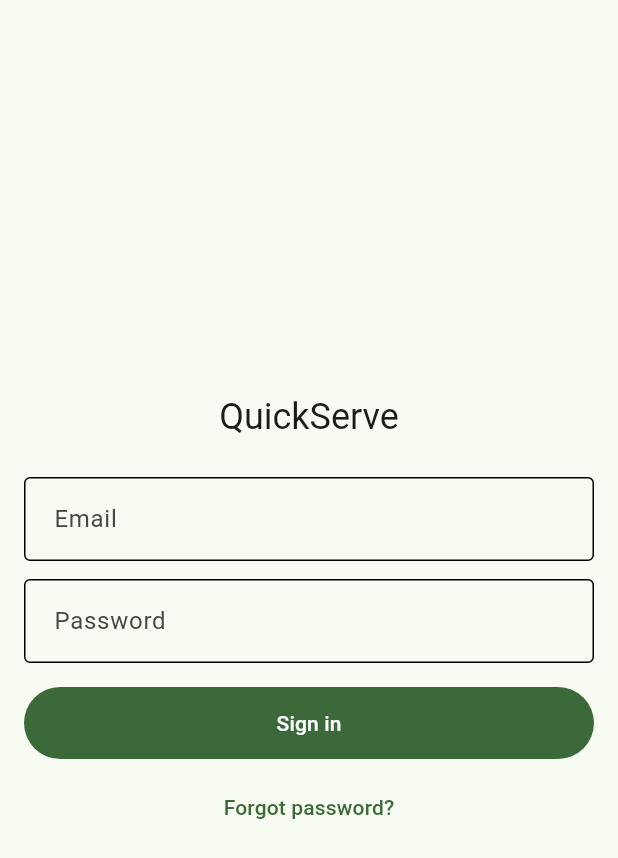
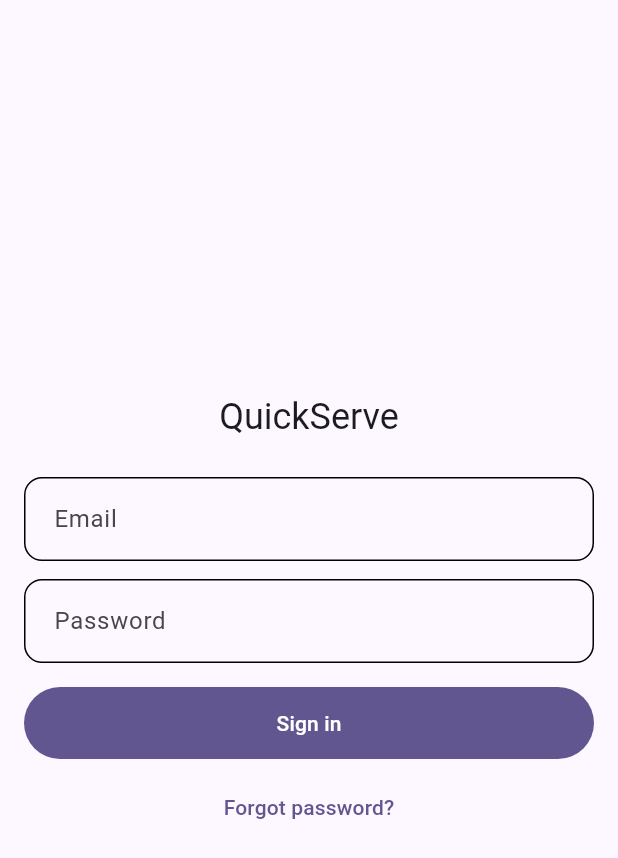
Before and after one commit to pharshal0604/quickserve, a Flutter app: the screen it shows after launch, on a phone screen of 412 x 824 dp. Shown: the top 858 px of the screen. Run offline on Flutter 3.47's test engine with Material 3 defaults, Android fonts, the phone set to English and light mode, and no system bars; our stand-ins replace cloud_firestore, firebase_auth, firebase_core, flutter_riverpod, go_router; accounts and stored records are empty.

Commit message:
feat(theme): add design tokens, adopt Violet Circuit palette, add responsive helpers

```diff
--- a/apps/mobile/lib/app.dart
+++ b/apps/mobile/lib/app.dart
@@ -19,6 +19,11 @@ class QuickServeApp extends ConsumerWidget {
       darkTheme: AppTheme.dark(),
       themeMode: ThemeMode.system,
       routerConfig: router,
+      builder: (context, child) => MediaQuery.withClampedTextScaling(
+        minScaleFactor: 1.0,
+        maxScaleFactor: 1.5,
+        child: child ?? const SizedBox.shrink(),
+      ),
     );
   }
 }
--- /dev/null
+++ b/apps/mobile/lib/theme/app_radius.dart
@@ -0,0 +1,15 @@
+import 'package:flutter/material.dart';
+
+abstract final class AppRadius {
+  static const double xs = 4;
+  static const double sm = 8;
+  static const double md = 12;
+  static const double lg = 16;
+  static const double xl = 24;
+  static const double pill = 999;
+
+  static const BorderRadius smAll = BorderRadius.all(Radius.circular(sm));
+  static const BorderRadius mdAll = BorderRadius.all(Radius.circular(md));
+  static const BorderRadius lgAll = BorderRadius.all(Radius.circular(lg));
+  static const BorderRadius pillAll = BorderRadius.all(Radius.circular(pill));
+}
--- a/apps/mobile/lib/theme/app_theme.dart
+++ b/apps/mobile/lib/theme/app_theme.dart
@@ -1,13 +1,13 @@
 import 'package:flutter/material.dart';
+
+import 'app_radius.dart';
 
 /// Provides the QuickServe light and dark Material 3 themes.
 abstract final class AppTheme {
-  static const _seedColor = Color(0xFF1B5E20);
-  static const _shape = RoundedRectangleBorder(
-    borderRadius: BorderRadius.all(Radius.circular(12)),
-  );
+  static const _seedColor = Color(0xFF7C5CFC);
+  static const _shape = RoundedRectangleBorder(borderRadius: AppRadius.mdAll);
   static const _buttonShape = RoundedRectangleBorder(
-    borderRadius: BorderRadius.all(Radius.circular(24)),
+    borderRadius: BorderRadius.all(Radius.circular(AppRadius.xl)),
   );
   static const _contentPadding = EdgeInsets.symmetric(
     horizontal: 16,
@@ -37,9 +37,9 @@ abstract final class AppTheme {
       useMaterial3: true,
       colorScheme: colorScheme,
       inputDecorationTheme: const InputDecorationTheme(
-        border: OutlineInputBorder(),
-        enabledBorder: OutlineInputBorder(),
-        focusedBorder: OutlineInputBorder(),
+        border: OutlineInputBorder(borderRadius: AppRadius.mdAll),
+        enabledBorder: OutlineInputBorder(borderRadius: AppRadius.mdAll),
+        focusedBorder: OutlineInputBorder(borderRadius: AppRadius.mdAll),
         contentPadding: _contentPadding,
         floatingLabelBehavior: FloatingLabelBehavior.auto,
       ),
```
Also changed, not shown: apps/mobile/lib/theme/app_breakpoints.dart (added, +15 -0 lines), apps/mobile/lib/theme/app_colors.dart (added, +17 -0 lines), apps/mobile/lib/theme/app_durations.dart (added, +13 -0 lines), apps/mobile/lib/theme/app_shadows.dart (added, +13 -0 lines), apps/mobile/lib/utils/context_extensions.dart (added, +38 -0 lines).
